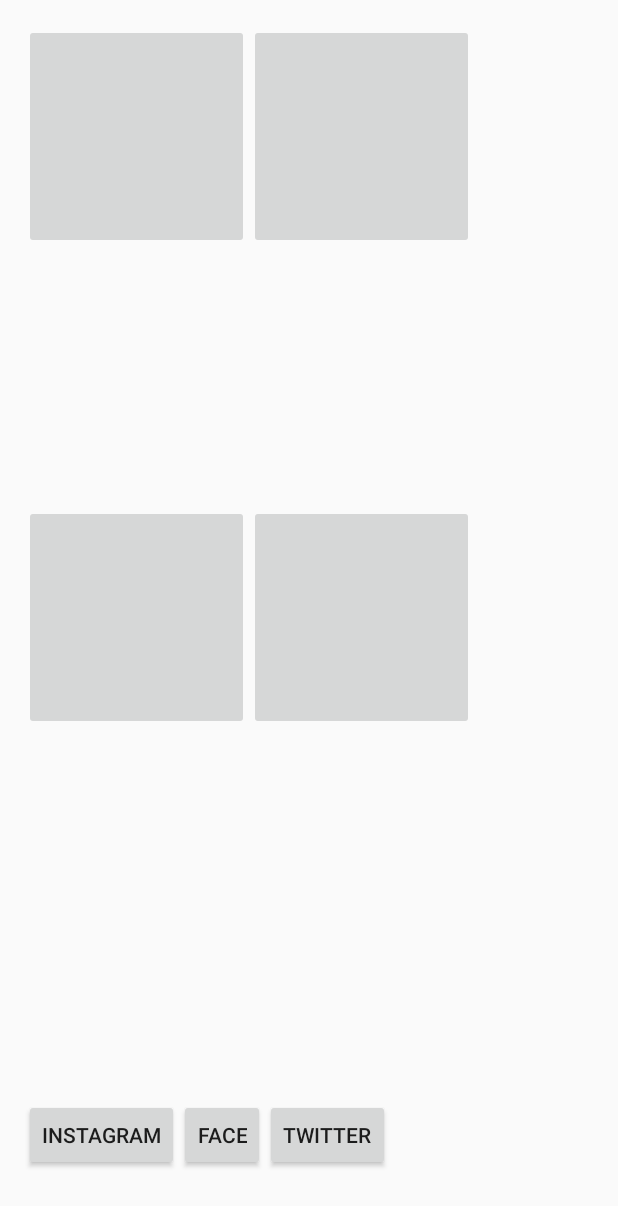
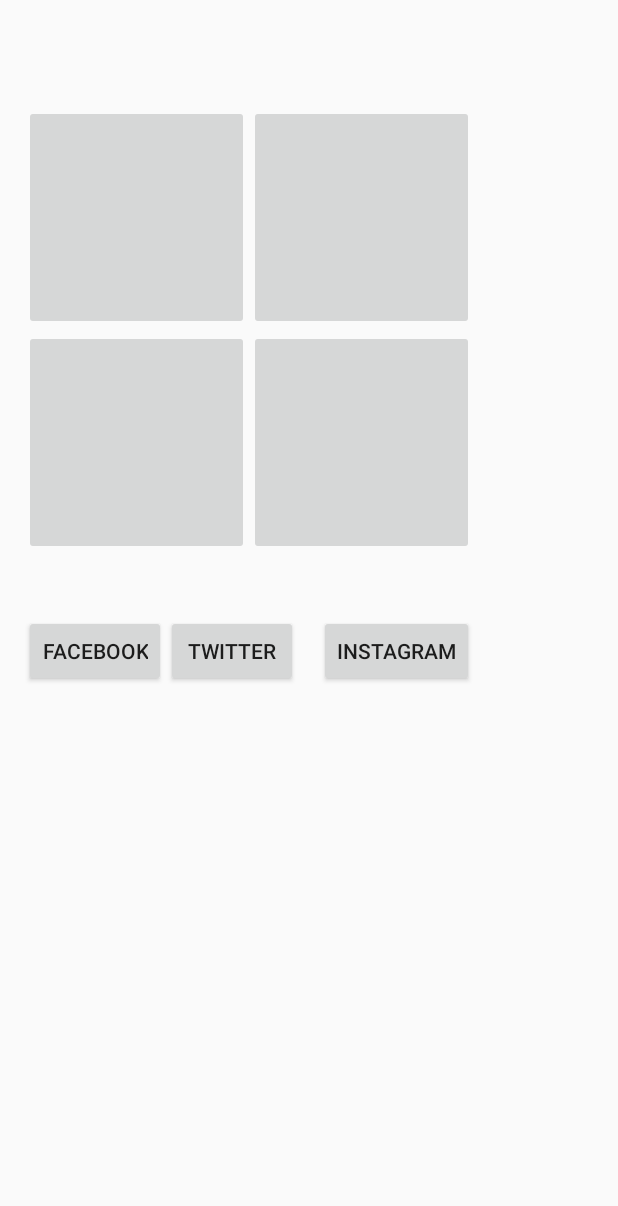
Before and after one commit to FonisVesti/FonisVesti, an Android app: the layout activity_main.xml on its own in the app's theme, with its tools: preview values and no code run, on a phone screen of 412 x 824 dp. Shown: the top 1206 px of the screen. Run offline under Robolectric (Android 15) with nearby library versions, the phone set to English and light mode, and no system bars.

```diff
--- a/app/src/main/res/layout/activity_main.xml
+++ b/app/src/main/res/layout/activity_main.xml
@@ -12,21 +12,24 @@
     <ImageButton
         android:layout_width="150dip"
         android:layout_height="150dip"
-        android:id="@+id/ibtnVesti" />
+        android:id="@+id/ibtnVesti"
+        android:layout_alignParentTop="true"
+        android:layout_alignParentStart="true"
+        android:layout_marginTop="54dp" />
 
     <ImageButton
         android:layout_width="150dip"
         android:layout_height="150dip"
         android:id="@+id/ibtnONama"
-        android:layout_alignTop="@+id/ibtnVesti"
+        android:layout_above="@+id/ibtnMSDNAA"
         android:layout_toEndOf="@+id/ibtnVesti" />
 
     <ImageButton
         android:layout_width="150dip"
         android:layout_height="150dip"
         android:id="@+id/ibtnProjekti"
-        android:layout_centerVertical="true"
-        android:layout_toStartOf="@+id/ibtnONama" />
+        android:layout_below="@+id/ibtnVesti"
+        android:layout_alignStart="@+id/ibtnVesti" />
 
     <ImageButton
         android:layout_width="150dip"
@@ -36,31 +39,27 @@
         android:layout_toEndOf="@+id/ibtnProjekti" />
 
     <Button
-        style="?android:attr/buttonStyleSmall"
         android:layout_width="wrap_content"
         android:layout_height="wrap_content"
-        android:text="face"
-        android:id="@+id/btnFace"
-        android:layout_marginBottom="27dp"
-        android:layout_alignParentBottom="true"
-        android:layout_toEndOf="@+id/btnInstagram" />
+        android:text="Facebook"
+        android:id="@+id/btnFacebook"
+        android:layout_below="@+id/ibtnProjekti"
+        android:layout_alignParentStart="true"
+        android:layout_marginTop="40dp" />
 
     <Button
-        style="?android:attr/buttonStyleSmall"
+        android:layout_width="wrap_content"
+        android:layout_height="wrap_content"
+        android:text="Twitter"
+        android:id="@+id/btnTwitter"
+        android:layout_alignTop="@+id/btnFacebook"
+        android:layout_toEndOf="@+id/btnFacebook" />
+
+    <Button
         android:layout_width="wrap_content"
         android:layout_height="wrap_content"
         android:text="Instagram"
         android:id="@+id/btnInstagram"
-        android:layout_alignBaseline="@+id/btnFace"
-        android:layout_alignBottom="@+id/btnFace" />
-
-    <Button
-        style="?android:attr/buttonStyleSmall"
-        android:layout_width="wrap_content"
-        android:layout_height="wrap_content"
-        android:text="twitter"
-        android:id="@+id/btnTwitter"
-        android:layout_alignTop="@+id/btnFace"
-        android:layout_toEndOf="@+id/btnFace" />
-
+        android:layout_alignBottom="@+id/btnTwitter"
+        android:layout_alignEnd="@+id/ibtnMSDNAA" />
 </RelativeLayout>
--- a/app/src/main/res/menu/menu_main.xml
+++ b/app/src/main/res/menu/menu_main.xml
@@ -1,7 +1,7 @@
 <menu xmlns:android="http://schemas.android.com/apk/res/android"
     xmlns:app="http://schemas.android.com/apk/res-auto"
     xmlns:tools="http://schemas.android.com/tools"
-    tools:context="com.vesti.fonis.fonisvesti.MainActivity">
+    tools:context=".MainActivity1">
     <item
         android:id="@+id/action_settings"
         android:orderInCategory="100"
```
Also changed, not shown: app/src/main/AndroidManifest.xml (+3 -9 lines), app/src/main/java/com/vesti/fonis/fonisvesti/MainActivity.java (+25 -107 lines).
